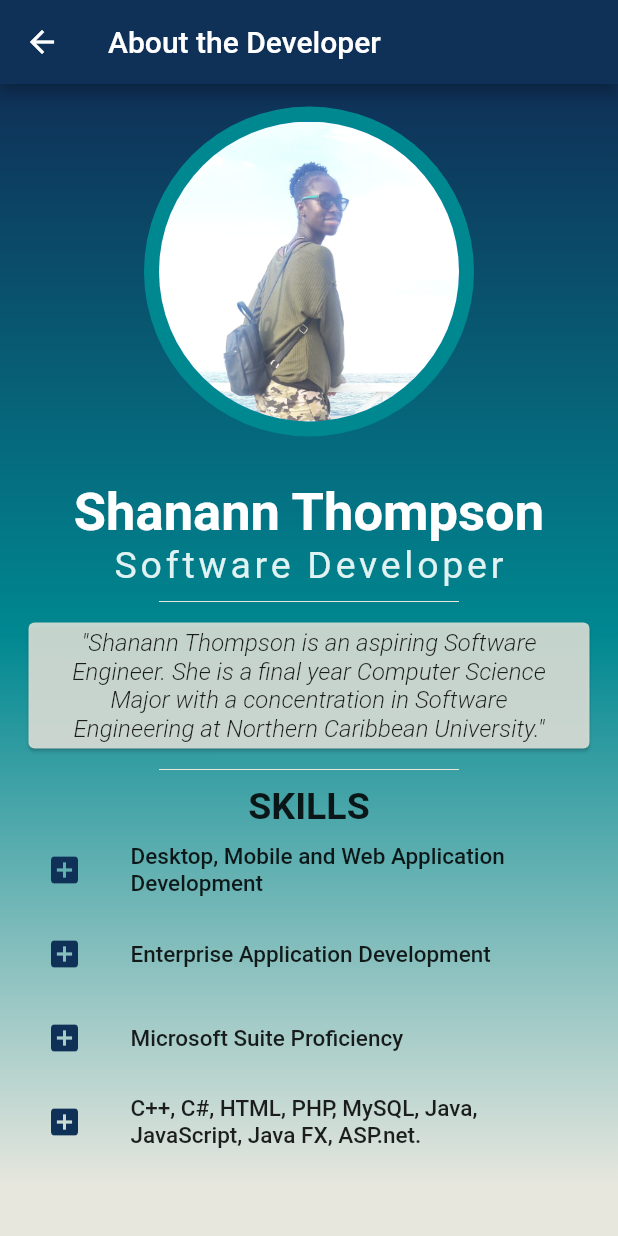
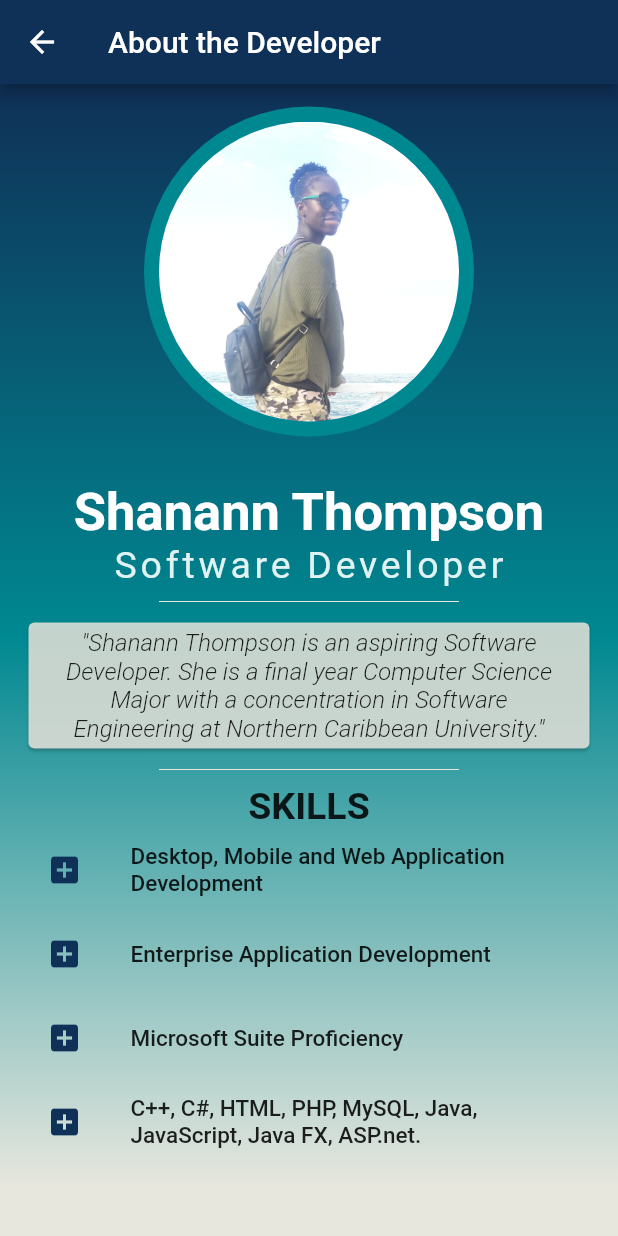
Before and after one commit to Scarlett-Designs/my_supermarket_shopping_list, a Flutter app: the screen it shows after launch, in the side drawer, after a tap on "About the Developer", on a phone screen of 412 x 824 dp. Run offline on Flutter 3.47's test engine with Material 2 defaults, Android fonts, the phone set to English and light mode, and no system bars.

Commit message:
changed typo in bio

```diff
--- a/lib/main.dart
+++ b/lib/main.dart
@@ -331,7 +331,7 @@ class AboutAuthor extends StatelessWidget {
                           color: Color.fromRGBO(231, 231, 222, 0.85),
                           child: ListTile(
                             title: Text(
-                              '"Shanann Thompson is an aspiring Software Engineer.'
+                              '"Shanann Thompson is an aspiring Software Developer.'
                               ' She is a final year Computer Science Major with a concentration in Software Engineering at Northern Caribbean University."',
                               textAlign: TextAlign.center,
                               style: TextStyle(
```
